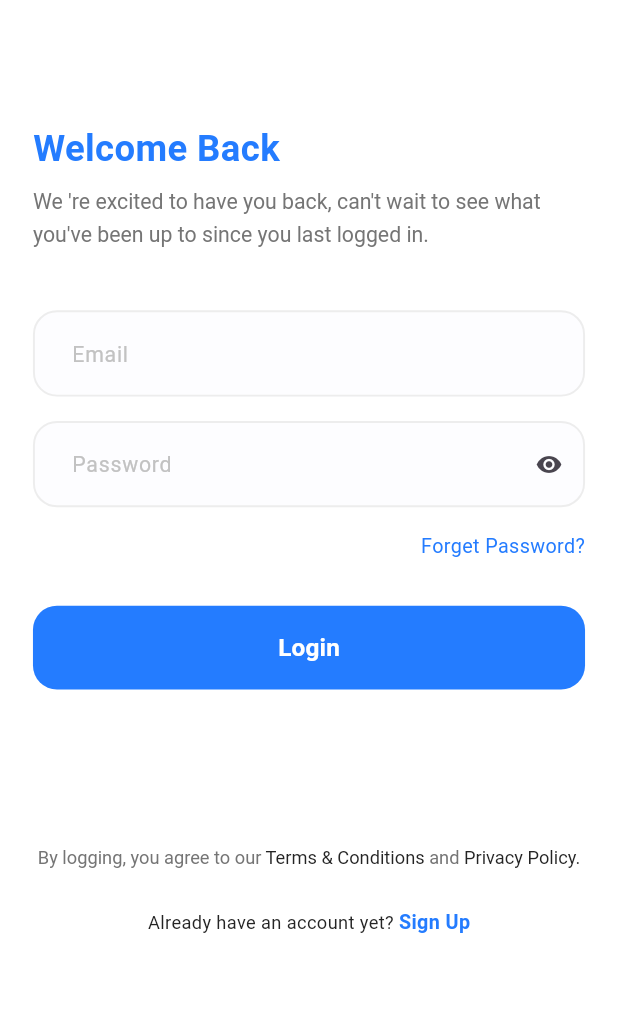
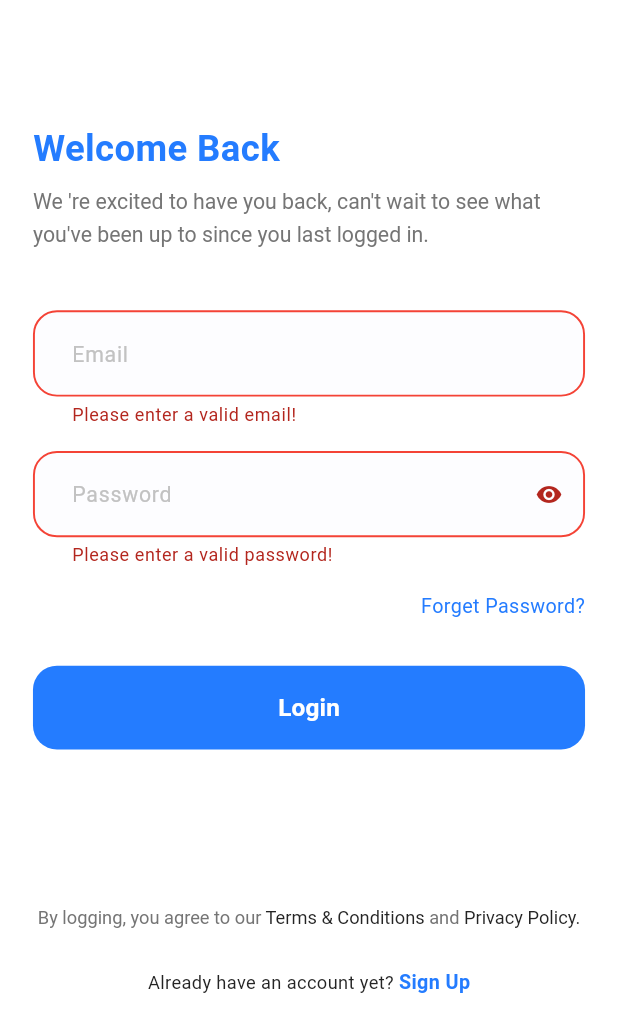
Before and after one commit to mohammedezz20/book_doc, a Flutter app: the screen it shows after launch, after a tap on "Login", on a phone screen of 412 x 824 dp. Shown: the top 1032 px of the screen. Run offline on Flutter 3.47's test engine with Material 3 defaults, Android fonts, the phone set to English and light mode, and no system bars; our stand-ins replace firebase_auth, firebase_core, flutter_bloc, flutter_screenutil, get_it; accounts and stored records are empty.

Commit message:
- handled logic of login screen. - App integrated with firebase services. - added bloc observer file.

```diff
--- /dev/null
+++ b/lib/core/di/service_locator.dart
@@ -0,0 +1,17 @@
+import 'package:book_doc/login/data/datasource/auth_firebase.dart';
+import 'package:book_doc/login/domain/usecases/auth_usecase.dart';
+import 'package:get_it/get_it.dart';
+
+import '../../login/data/repository/auth_repository_impl.dart';
+import '../../login/domain/repository/auth_repository.dart';
+import '../../login/presentation/cubit/login_cubit.dart';
+
+var sl = GetIt.instance;
+
+void setUpServiceLocator() {
+  //! Authentication
+  sl.registerLazySingleton<AuthFirebase>(() => AuthFirebaseImpl());
+  sl.registerLazySingleton<AuthRepository>(() => AuthRepositoryImpl());
+  sl.registerFactory(() => AuthUseCase());
+  sl.registerFactory(() => LoginCubit());
+}
--- /dev/null
+++ b/lib/login/data/datasource/auth_firebase.dart
@@ -0,0 +1,28 @@
+import 'dart:developer';
+
+import 'package:firebase_auth/firebase_auth.dart';
+
+abstract class AuthFirebase {
+  Future<String> signIn(String email, String password);
+}
+
+class AuthFirebaseImpl implements AuthFirebase {
+  @override
+  Future<String> signIn(String email, String password) async {
+    String message = '';
+    try {
+      final credential = await FirebaseAuth.instance
+          .signInWithEmailAndPassword(email: email, password: password);
+      message = 'success';
+    } on FirebaseAuthException catch (e) {
+      if (e.code == 'user-not-found') {
+        log('No user found for that email.');
+        message = 'error.';
+      } else if (e.code == 'wrong-password') {
+        log('Wrong password provided for that user.');
+        message = 'error';
+      }
+    }
+    return message;
+  }
+}
--- /dev/null
+++ b/lib/login/data/repository/auth_repository_impl.dart
@@ -0,0 +1,12 @@
+import 'package:book_doc/login/data/datasource/auth_firebase.dart';
+import 'package:book_doc/login/domain/repository/auth_repository.dart';
+
+import '../../../core/di/service_locator.dart';
+
+class AuthRepositoryImpl implements AuthRepository {
+  final _authFirebase = sl.get<AuthFirebase>();
+  @override
+  Future<String> signIn(String email, String password) {
+    return _authFirebase.signIn(email, password);
+  }
+}
--- /dev/null
+++ b/lib/login/domain/repository/auth_repository.dart
@@ -0,0 +1,3 @@
+abstract class AuthRepository {
+  Future<String> signIn(String email, String password);
+}
--- /dev/null
+++ b/lib/login/domain/usecases/auth_usecase.dart
@@ -0,0 +1,11 @@
+import 'package:book_doc/login/domain/repository/auth_repository.dart';
+
+import '../../../core/di/service_locator.dart';
+
+class AuthUseCase {
+  final _authRepository = sl.get<AuthRepository>();
+
+  Future<String> signIn(String email, String password) {
+    return _authRepository.signIn(email, password);
+  }
+}
--- a/lib/login/presentation/cubit/login_state.dart
+++ b/lib/login/presentation/cubit/login_state.dart
@@ -4,7 +4,10 @@ class LoginInitialState extends LoginStates {}
 
 class LoginSuccessState extends LoginStates {}
 
-class LoginErrorState extends LoginStates {}
+class LoginErrorState extends LoginStates {
+  String errorMessage;
+  LoginErrorState({required this.errorMessage});
+}
 
 class LoginLoadingState extends LoginStates {}
 
--- a/lib/login/presentation/pages/login_screen.dart
+++ b/lib/login/presentation/pages/login_screen.dart
@@ -1,4 +1,5 @@
 import 'package:book_doc/core/helpers/spacing.dart';
+import 'package:book_doc/core/theme/app_colors.dart';
 import 'package:book_doc/core/widgets/app_text_button.dart';
 import 'package:book_doc/core/widgets/app_text_field.dart';
 import 'package:book_doc/login/presentation/cubit/login_cubit.dart';
@@ -26,7 +27,31 @@ class LoginScreen extends StatelessWidget {
             padding: EdgeInsets.symmetric(horizontal: 20.w, vertical: 30.h),
             child: BlocConsumer<LoginCubit, LoginStates>(
               listener: (context, state) {
-                // TODO: implement listener
+                if (state is LoginErrorState) {
+                  ScaffoldMessenger.of(context).showSnackBar(
+                    SnackBar(
+                      content: Text(state.errorMessage),
+                    ),
+                  );
+                } else if (state is LoginSuccessState) {
+                  ScaffoldMessenger.of(context).showSnackBar(
+                    const SnackBar(
+                      content: Text('Signed in successfully'),
+                    ),
+                  );
+                  Navigator.push(
+                    context,
+                    MaterialPageRoute(
+                      builder: (context) => const Scaffold(
+                        body: Center(
+                          child: Text('Home Screen'),
+                        ),
+                      ),
+                    ),
+                  );
+                } else {
+                  const Center(child: CircularProgressIndicator());
+                }
               },
               builder: (context, state) => Form(
                 key: cubit.formKey,
@@ -38,12 +63,20 @@ class LoginScreen extends StatelessWidget {
                     AppTextFormField(
                         controller: cubit.emailController,
                         hintText: 'Email',
-                        validator: (value) {}),
+                        validator: (value) {
+                          if (value!.isEmpty) {
+                            return 'Please enter a valid email!';
+                          }
+                        }),
                     verticalSpace(16),
                     AppTextFormField(
                       controller: cubit.passwordController,
                       hintText: 'Password',
-                      validator: (value) {},
+                      validator: (value) {
+                        if (value!.isEmpty) {
+                          return 'Please enter a valid password!';
+                        }
+                      },
                       isObscureText: cubit.isObscure,
                       suffixIcon: IconButton(
                           onPressed: () {
@@ -65,11 +98,19 @@ class LoginScreen extends StatelessWidget {
                       ),
                     ),
                     verticalSpace(30),
-                    AppTextButton(
-                      buttonText: 'Login',
-                      textStyle: TextStyles.font16WhiteSemiBold,
-                      onPressed: () {},
-                    ),
+                    state is LoginLoadingState
+                        ? const CircularProgressIndicator(
+                            color: ColorsManager.mainBlue,
+                          )
+                        : AppTextButton(
+                            buttonText: 'Login',
+                            textStyle: TextStyles.font16WhiteSemiBold,
+                            onPressed: () {
+                              if (cubit.formKey.currentState!.validate()) {
+                                cubit.login();
+                              }
+                            },
+                          ),
                     verticalSpace(100),
                     const TermsAndConditionsText(),
                     verticalSpace(25),
--- a/lib/main.dart
+++ b/lib/main.dart
@@ -1,6 +1,18 @@
 import 'package:book_doc/book_doc.dart';
-import 'package:flutter/cupertino.dart';
+import 'package:firebase_core/firebase_core.dart';
+import 'package:flutter/material.dart';
+import 'package:flutter_bloc/flutter_bloc.dart';
+import 'core/bloc_observer/bloc_observer.dart';
+import 'core/di/service_locator.dart';
+import 'firebase_options.dart';
 
-void main(){
+Future<void> main() async {
+  WidgetsFlutterBinding.ensureInitialized();
+  setUpServiceLocator();
+  Bloc.observer = MyBlocObserver();
+  await Firebase.initializeApp(
+    options: DefaultFirebaseOptions.currentPlatform,
+  );
+
   runApp(const BookDoc());
 }
--- a/pubspec.yaml
+++ b/pubspec.yaml
@@ -37,6 +37,9 @@ dependencies:
   cupertino_icons: ^1.0.6
   flutter_screenutil: ^5.9.3
   flutter_bloc: ^8.1.6
+  firebase_core: ^3.3.0
+  firebase_auth: ^5.1.4
+  get_it: ^7.7.0
 
 dev_dependencies:
   flutter_test:
```
Also changed, not shown: lib/core/bloc_observer/bloc_observer.dart (added, +39 -0 lines), lib/login/presentation/cubit/login_cubit.dart (+15 -0 lines), firebase.json (added), lib/firebase_options.dart (added), pubspec.lock, 3 other files.
